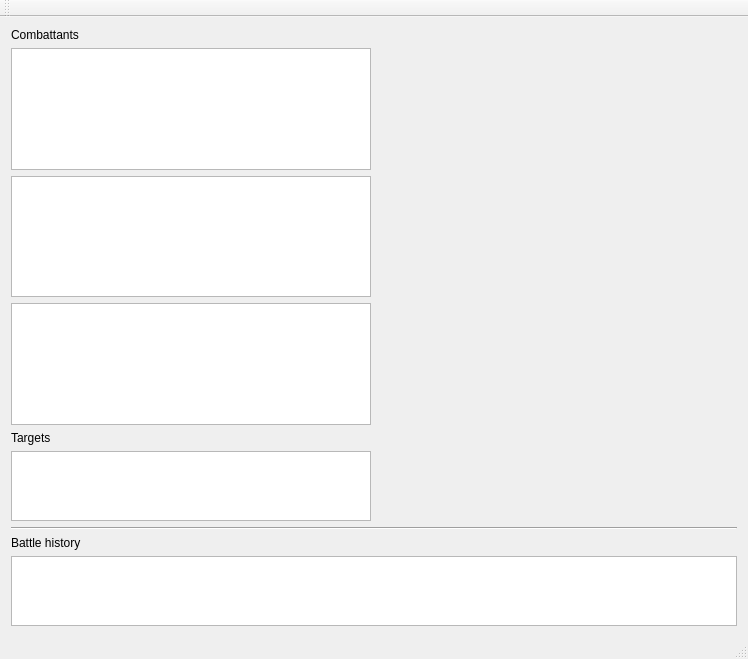
Above: CombattantModelsInModels/cMainWindow.ui from TVPDamienL/CombattantQT before the change. Below: the same form after it.
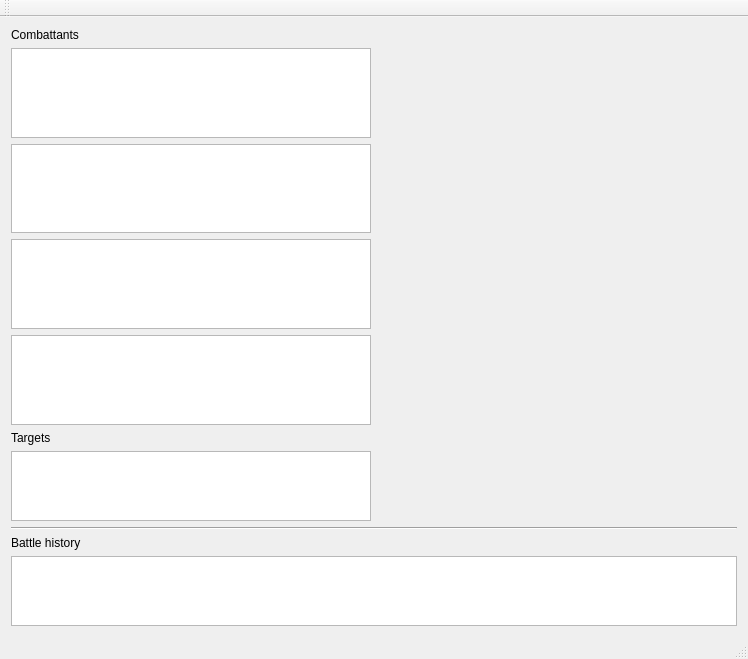
That is the form after the change. Custom widgets are drawn as their Qt base class.

```diff
--- a/CombattantModelsInModels/cMainWindow.ui
+++ b/CombattantModelsInModels/cMainWindow.ui
@@ -41,6 +41,9 @@
         <item>
          <widget class="QTreeView" name="treeView_2"/>
         </item>
+        <item>
+         <widget class="QTreeView" name="treeView_3"/>
+        </item>
        </layout>
       </item>
       <item>
```
